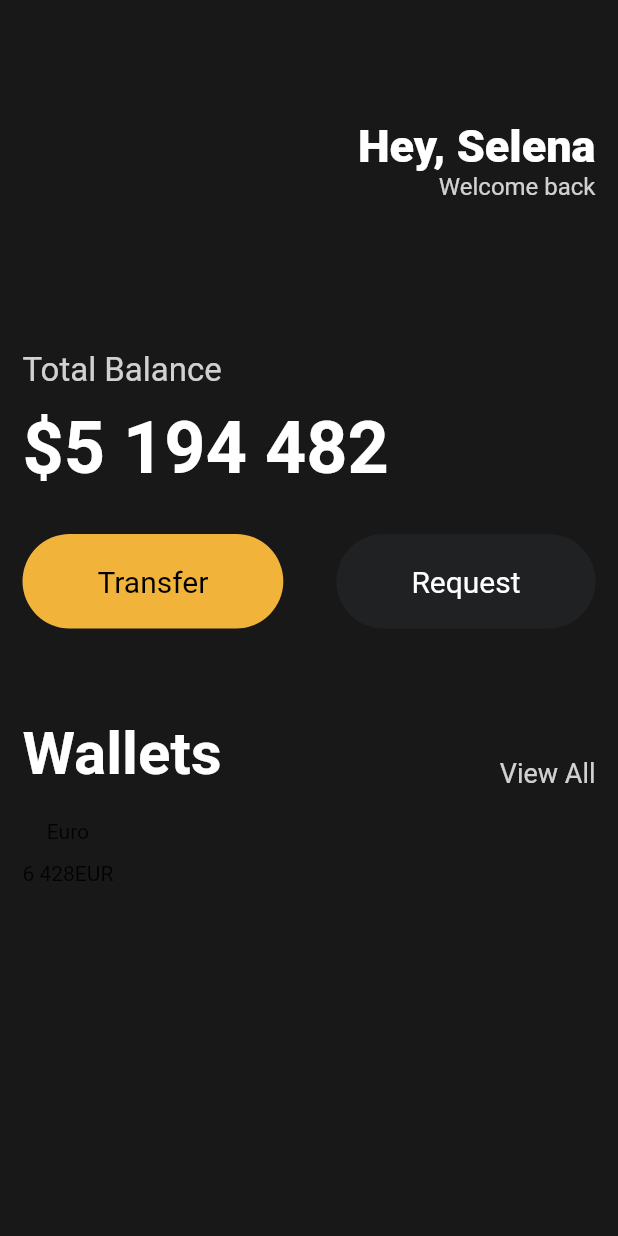
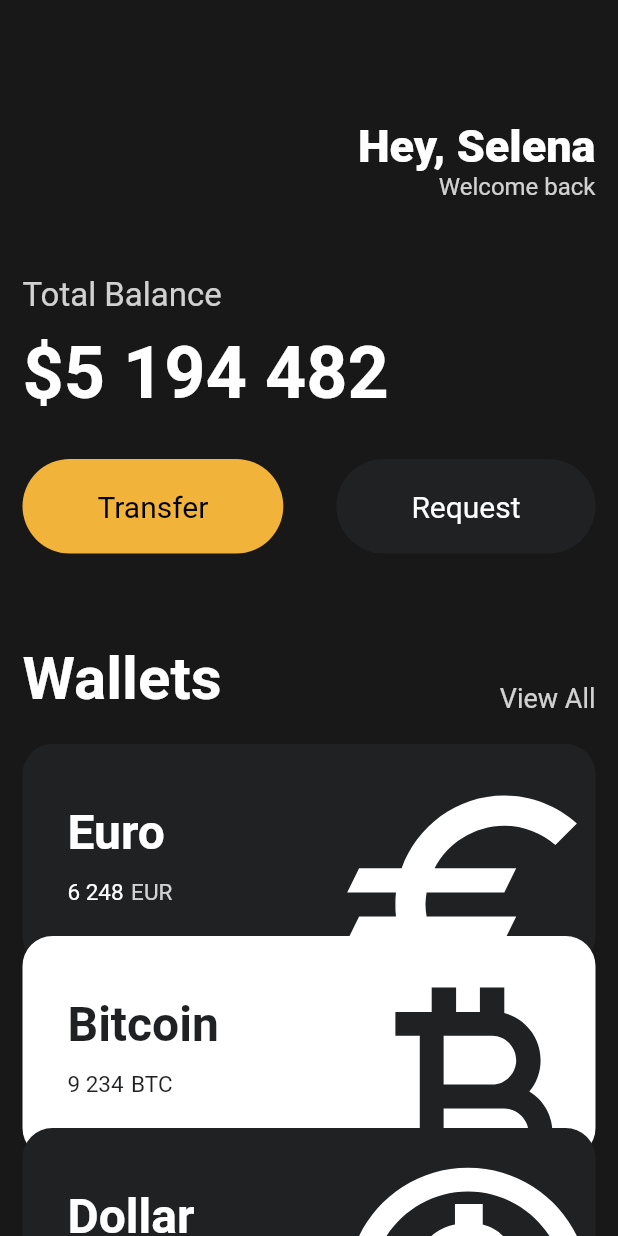
Before and after one commit to iloveuhyeon/flutter_toonflix, a Flutter app: the screen it shows after launch, on a phone screen of 412 x 824 dp. Run offline on Flutter 3.47's test engine with Material 2 defaults, Android fonts, the phone set to English and light mode, and no system bars.

Commit message:
custom card.dart

```diff
--- a/lib/main.dart
+++ b/lib/main.dart
@@ -1,5 +1,6 @@
 import 'package:flutter/material.dart';
 import 'package:toonflix/widgets/Button.dart';
+import 'package:toonflix/widgets/card.dart';
 
 void main() {
   runApp(const App());
@@ -14,7 +15,8 @@ class App extends StatelessWidget {
       home: Scaffold(
         // scaffold : 하나의 뼈대라 보면 됨 ( 머리 가슴 배 처럼 앱바 바디 액션버튼 등으로 나뉨)
         backgroundColor: const Color(0xFF181818), // 배경 색 지정
-        body: Padding(
+        body: SingleChildScrollView(
+          child: Padding(
             // padding으로 벽으로부터 간격 두기
             padding: const EdgeInsets.symmetric(
                 horizontal: 15), // 20 이라는 값정도로 벽과 거리 두기
@@ -28,8 +30,8 @@ class App extends StatelessWidget {
                 ),
                 Row(
                   // row는 가로 정렬
-                mainAxisAlignment:
-                    MainAxisAlignment.end, // Row라는 위젯 ( 안에 들어있는것들 포함 )을 왼쪽으로 정렬
+                  mainAxisAlignment: MainAxisAlignment
+                      .end, // Row라는 위젯 ( 안에 들어있는것들 포함 )을 왼쪽으로 정렬
                   children: [
                     Column(
                       // 세로정렬
@@ -55,7 +57,7 @@ class App extends StatelessWidget {
                   ],
                 ),
                 const SizedBox(
-                height: 100,
+                  height: 50,
                 ),
                 Text(
                   "Total Balance",
@@ -119,27 +121,35 @@ class App extends StatelessWidget {
                 const SizedBox(
                   height: 20,
                 ),
-              Container(
-                child: const Row(
-                  children: [
-                    Column(
-                      children: [
-                        Text('Euro'),
-                        SizedBox(
-                          height: 12,
+                CurrencyCard(
+                  name: 'Euro',
+                  code: 'EUR',
+                  amount: '6 248',
+                  icon: Icons.euro,
+                  num: 0,
                 ),
-                        Row(
-                          children: [
-                            Text('6 428'),
-                            Text('EUR'),
+                CurrencyCard(
+                  name: 'Bitcoin',
+                  code: 'BTC',
+                  amount: '9 234',
+                  icon: Icons.currency_bitcoin,
+                  num: 1,
+                ),
+                CurrencyCard(
+                  name: 'Dollar',
+                  code: 'USD',
+                  amount: '12 345',
+                  icon: Icons.monetization_on_outlined,
+                  num: 2,
+                ),
+                CurrencyCard(
+                    name: 'Apple',
+                    code: 'ATC',
+                    amount: '-123 045',
+                    icon: Icons.apple,
+                    num: 3)
               ],
             ),
-                      ],
-                    ),
-                  ],
-                ),
-              ),
-            ],
           ),
         ),
       ),
--- /dev/null
+++ b/lib/widgets/card.dart
@@ -0,0 +1,90 @@
+import 'package:flutter/material.dart';
+
+class CurrencyCard extends StatelessWidget {
+  String name, code, amount;
+  IconData icon;
+  late bool isInverted;
+  int num;
+
+  final _blackcolor = const Color(0xFF1F2123);
+
+  CurrencyCard({
+    super.key,
+    required this.name,
+    required this.code,
+    required this.amount,
+    required this.icon,
+    required this.num,
+  }) : isInverted = num % 2 == 0 ? false : true;
+
+  @override
+  Widget build(BuildContext context) {
+    return Transform.translate(
+      offset: Offset(0, num * -20),
+      child: Container(
+        clipBehavior: Clip.hardEdge,
+        decoration: BoxDecoration(
+            color: isInverted ? Colors.white : const Color(0xFF1F2123),
+            borderRadius: BorderRadius.circular(20)),
+        child: Padding(
+          padding: const EdgeInsets.all(30),
+          child: Row(
+            mainAxisAlignment: MainAxisAlignment.spaceBetween,
+            children: [
+              Column(
+                crossAxisAlignment: CrossAxisAlignment.start,
+                children: [
+                  Text(
+                    name,
+                    style: TextStyle(
+                        color: isInverted ? _blackcolor : Colors.white,
+                        fontSize: 32,
+                        fontWeight: FontWeight.w600),
+                  ),
+                  const SizedBox(
+                    height: 12,
+                  ),
+                  Row(
+                    children: [
+                      Text(
+                        amount,
+                        style: TextStyle(
+                            color: isInverted ? _blackcolor : Colors.white,
+                            fontSize: 15),
+                      ),
+                      const SizedBox(
+                        width: 5,
+                      ),
+                      Text(
+                        code,
+                        style: TextStyle(
+                            color: isInverted
+                                ? _blackcolor
+                                : Colors.white.withOpacity(0.8),
+                            fontSize: 15),
+                      ),
+                    ],
+                  ),
+                ],
+              ),
+              Transform.scale(
+                scale: 2.2,
+                child: Transform.translate(
+                  offset: const Offset(
+                    -5,
+                    15,
+                  ),
+                  child: Icon(
+                    icon,
+                    color: isInverted ? _blackcolor : Colors.white,
+                    size: 88,
+                  ),
+                ),
+              ),
+            ],
+          ),
+        ),
+      ),
+    );
+  }
+}
```
Lines whose indentation alone changed are shown as unchanged.
